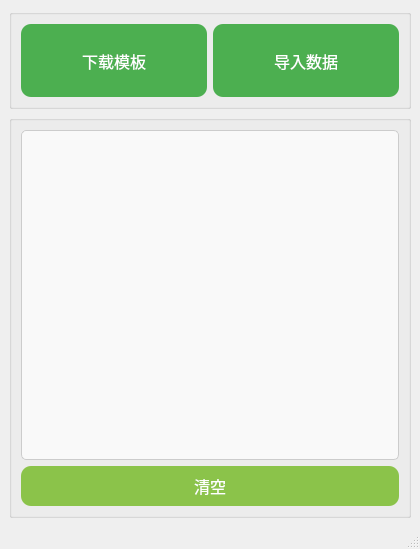
Qt form SmartStationTool/mainwindow.ui (Curtain-Wang/Tools) before a commit.
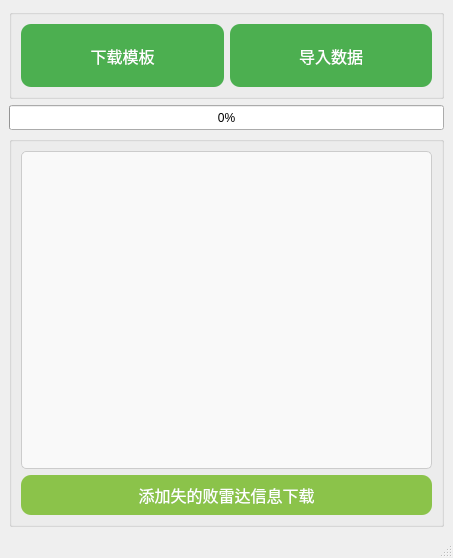
The same form after that commit. Icons and pictures are not drawn.

Patch:
```diff
--- a/SmartStationTool/mainwindow.ui
+++ b/SmartStationTool/mainwindow.ui
@@ -6,10 +6,16 @@
    <rect>
     <x>0</x>
     <y>0</y>
-    <width>420</width>
-    <height>549</height>
+    <width>453</width>
+    <height>558</height>
    </rect>
   </property>
+  <property name="minimumSize">
+   <size>
+    <width>453</width>
+    <height>558</height>
+   </size>
+  </property>
   <property name="windowTitle">
    <string>路口智能体工具(V0.0.1)</string>
   </property>
@@ -20,7 +26,7 @@
       <property name="maximumSize">
        <size>
         <width>16777215</width>
-        <height>100</height>
+        <height>90</height>
        </size>
       </property>
       <property name="title">
@@ -100,14 +106,42 @@
       </layout>
      </widget>
     </item>
+    <item>
+     <widget class="QProgressBar" name="progressBar">
+      <property name="minimumSize">
+       <size>
+        <width>0</width>
+        <height>25</height>
+       </size>
+      </property>
+      <property name="maximumSize">
+       <size>
+        <width>16777215</width>
+        <height>25</height>
+       </size>
+      </property>
+      <property name="value">
+       <number>0</number>
+      </property>
+     </widget>
+    </item>
     <item>
      <widget class="QGroupBox" name="groupBox_2">
+      <property name="maximumSize">
+       <size>
+        <width>16777215</width>
+        <height>16777215</height>
+       </size>
+      </property>
       <property name="title">
        <string/>
       </property>
       <layout class="QVBoxLayout" name="verticalLayout">
        <item>
         <widget class="QPlainTextEdit" name="plainTextEdit">
+         <property name="enabled">
+          <bool>true</bool>
+         </property>
          <property name="styleSheet">
           <string notr="true">QPlainTextEdit {
     border: 1px solid #ccc;
@@ -118,6 +152,9 @@
 }
 </string>
          </property>
+         <property name="readOnly">
+          <bool>true</bool>
+         </property>
         </widget>
        </item>
        <item>
@@ -149,7 +186,7 @@
 </string>
          </property>
          <property name="text">
-          <string>清空</string>
+          <string>添加失的败雷达信息下载</string>
          </property>
         </widget>
        </item>
```
Left out of the diff: 2 changed lines with no effect on the pictures.
